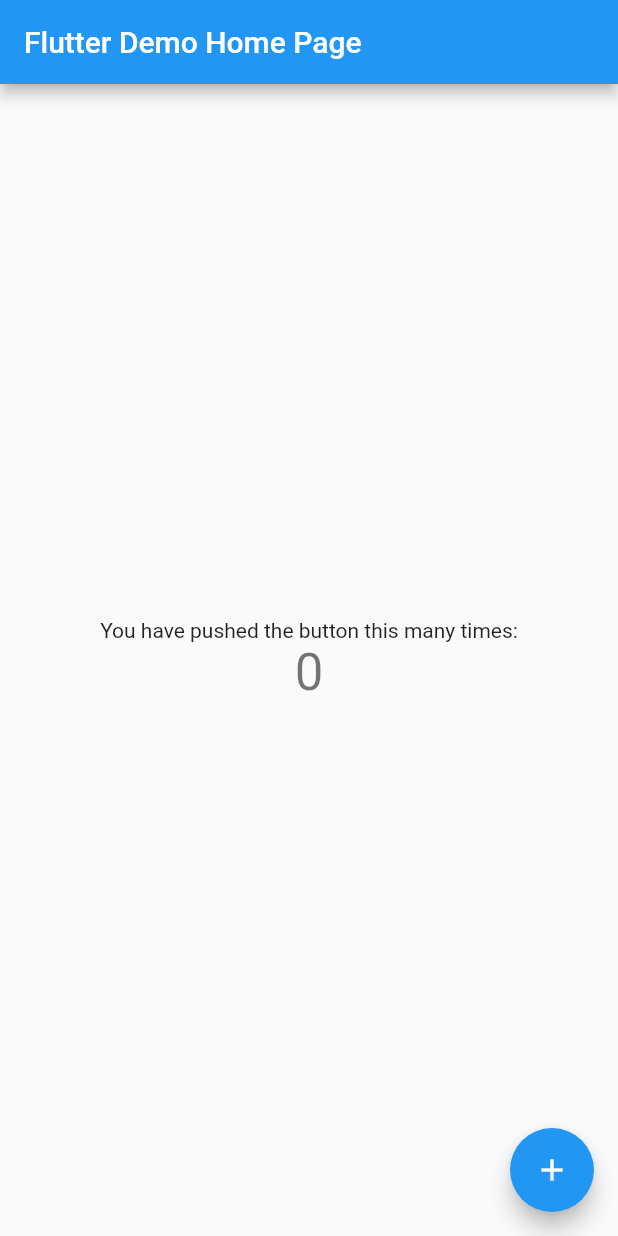
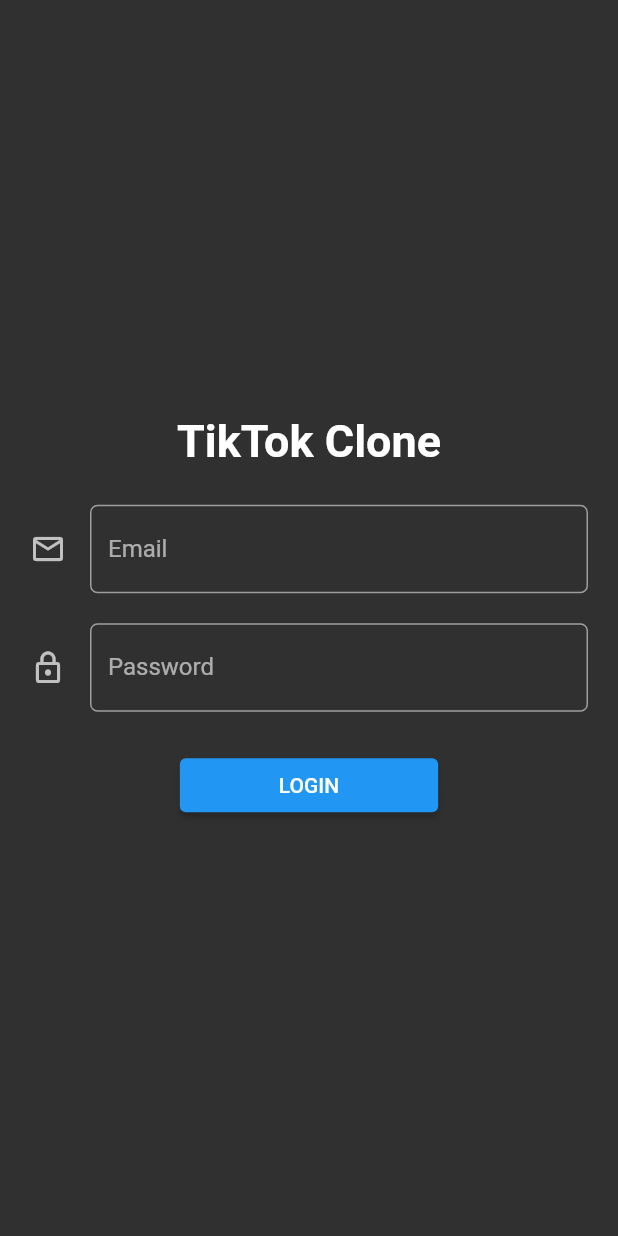
Before and after one commit to meredwan/TikTok_Clone, a Flutter app: the screen it shows after launch, on a phone screen of 412 x 824 dp. Run offline on Flutter 3.47's test engine with Material 2 defaults, Android fonts, the phone set to English and light mode, and no system bars; missing offline and left inert: dart:html.

Commit message:
New changes

```diff
--- a/tiktok_clone/analysis_options.yaml
+++ b/tiktok_clone/analysis_options.yaml
@@ -8,6 +8,10 @@
 # The following line activates a set of recommended lints for Flutter apps,
 # packages, and plugins designed to encourage good coding practices.
 include: package:flutter_lints/flutter.yaml
+
+
+
+
 
 linter:
   # The lint rules applied to this project can be customized in the
@@ -22,6 +26,7 @@ linter:
   # `// ignore_for_file: name_of_lint` syntax on the line or in the file
   # producing the lint.
   rules:
+  prefer_const_constructors: false
     # avoid_print: false  # Uncomment to disable the `avoid_print` rule
     # prefer_single_quotes: true  # Uncomment to enable the `prefer_single_quotes` rule
 
--- /dev/null
+++ b/tiktok_clone/lib/Color/Constant.dart
@@ -0,0 +1,5 @@
+import 'package:flutter/material.dart';
+
+const BackgroundColor= Colors.black;
+var buttonColor=Colors.red[400];
+const borderColor=Colors.grey;
--- /dev/null
+++ b/tiktok_clone/lib/View/Screen/Auth/LoginScreen.dart
@@ -0,0 +1,57 @@
+import 'dart:html';
+
+import 'package:flutter/material.dart';
+import 'package:flutter/src/foundation/key.dart';
+import 'package:flutter/src/widgets/framework.dart';
+
+import '../../Widget/Text_Field.dart';
+
+class LoginScreen extends StatelessWidget {
+  LoginScreen({Key? key}) : super(key: key);
+  TextEditingController _emailController = new TextEditingController();
+  TextEditingController _passController = new TextEditingController();
+
+  @override
+  Widget build(BuildContext context) {
+    return Scaffold(
+      body: SafeArea(
+          child: Container(
+        alignment: Alignment.center,
+        child: Column(
+          mainAxisAlignment: MainAxisAlignment.center,
+          children: [
+           const  Text("TikTok Clone",style: TextStyle(fontSize: 30, fontWeight: FontWeight.bold),),
+           const  SizedBox(
+              height: 25,
+            ),
+            Container(
+              margin:const  EdgeInsets.symmetric(horizontal: 20),
+              child: TextInputField(
+                controller: _emailController,
+                myLabelText: "Email",
+                myIcon: Icons.email_outlined,
+              ),
+            ),
+            const SizedBox(
+              height: 20,
+            ),
+            Container(
+              margin:const  EdgeInsets.symmetric(horizontal: 20),
+              child: TextInputField(
+                controller: _passController,
+                myLabelText: "Password",
+                myIcon: Icons.lock_outline,
+                ishide: true,
+              ),
+            ),
+           const SizedBox(height: 25,),
+           ElevatedButton(onPressed: (){}, child:  Container(
+            padding: EdgeInsets.symmetric(horizontal: 50,vertical: 10),
+            child: const  Text("LOGIN")))
+
+          ],
+        ),
+      )),
+    );
+  }
+}
--- /dev/null
+++ b/tiktok_clone/lib/View/Widget/Text_Field.dart
@@ -0,0 +1,38 @@
+import 'package:flutter/material.dart';
+import 'package:flutter/src/foundation/key.dart';
+import 'package:flutter/src/widgets/framework.dart';
+import 'package:tiktok_clone/Color/Constant.dart';
+import '';
+
+class TextInputField extends StatelessWidget {
+  final TextEditingController controller;
+  final IconData myIcon;
+  String myLabelText;
+  final bool ishide;
+  TextInputField(
+      {Key? key,
+      required this.controller,
+      required this.myIcon,
+      required this.myLabelText,
+       this.ishide= false,
+      })
+      : super(key: key);
+
+  @override
+  Widget build(BuildContext context) {
+    return TextField(
+      obscureText: ishide,
+      controller: controller,
+      decoration: InputDecoration(
+          icon: Icon(myIcon),
+          labelText: myLabelText,
+          enabledBorder: OutlineInputBorder(
+            borderRadius: BorderRadius.circular(5),
+            borderSide: const BorderSide(color: borderColor),
+          ),
+          focusedBorder: OutlineInputBorder(
+              borderRadius: BorderRadius.circular(5),
+              borderSide: BorderSide(color: borderColor))),
+    );
+  }
+}
--- a/tiktok_clone/lib/main.dart
+++ b/tiktok_clone/lib/main.dart
@@ -1,4 +1,6 @@
 import 'package:flutter/material.dart';
+import 'package:tiktok_clone/Color/Constant.dart';
+import 'package:tiktok_clone/View/Screen/Auth/LoginScreen.dart';
 
 void main() {
   runApp(const MyApp());
@@ -11,105 +13,11 @@ class MyApp extends StatelessWidget {
   @override
   Widget build(BuildContext context) {
     return MaterialApp(
-      title: 'Flutter Demo',
-      theme: ThemeData(
-        // This is the theme of your application.
-        //
-        // Try running your application with "flutter run". You'll see the
-        // application has a blue toolbar. Then, without quitting the app, try
-        // changing the primarySwatch below to Colors.green and then invoke
-        // "hot reload" (press "r" in the console where you ran "flutter run",
-        // or simply save your changes to "hot reload" in a Flutter IDE).
-        // Notice that the counter didn't reset back to zero; the application
-        // is not restarted.
-        primarySwatch: Colors.blue,
-      ),
-      home: const MyHomePage(title: 'Flutter Demo Home Page'),
-    );
+        debugShowCheckedModeBanner: false,
+        // theme: ThemeData.dark().copyWith(
+        //   scaffoldBackgroundColor: BackgroundColor
+
+theme: ThemeData.dark(),
+        home:  LoginScreen());
   }
 }
-
-class MyHomePage extends StatefulWidget {
-  const MyHomePage({Key? key, required this.title}) : super(key: key);
-
-  // This widget is the home page of your application. It is stateful, meaning
-  // that it has a State object (defined below) that contains fields that affect
-  // how it looks.
-
-  // This class is the configuration for the state. It holds the values (in this
-  // case the title) provided by the parent (in this case the App widget) and
-  // used by the build method of the State. Fields in a Widget subclass are
-  // always marked "final".
-
-  final String title;
-
-  @override
-  State<MyHomePage> createState() => _MyHomePageState();
-}
-
-class _MyHomePageState extends State<MyHomePage> {
-  int _counter = 0;
-
-  void _incrementCounter() {
-    setState(() {
-      // This call to setState tells the Flutter framework that something has
-      // changed in this State, which causes it to rerun the build method below
-      // so that the display can reflect the updated values. If we changed
-      // _counter without calling setState(), then the build method would not be
-      // called again, and so nothing would appear to happen.
-      _counter++;
-    });
-  }
-
-  @override
-  Widget build(BuildContext context) {
-    // This method is rerun every time setState is called, for instance as done
-    // by the _incrementCounter method above.
-    //
-    // The Flutter framework has been optimized to make rerunning build methods
-    // fast, so that you can just rebuild anything that needs updating rather
-    // than having to individually change instances of widgets.
-    return Scaffold(
-      appBar: AppBar(
-        // Here we take the value from the MyHomePage object that was created by
-        // the App.build method, and use it to set our appbar title.
-        title: Text(widget.title),
-      ),
-      body: Center(
-        // Center is a layout widget. It takes a single child and positions it
-        // in the middle of the parent.
-        child: Column(
-          // Column is also a layout widget. It takes a list of children and
-          // arranges them vertically. By default, it sizes itself to fit its
-          // children horizontally, and tries to be as tall as its parent.
-          //
-          // Invoke "debug painting" (press "p" in the console, choose the
-          // "Toggle Debug Paint" action from the Flutter Inspector in Android
-          // Studio, or the "Toggle Debug Paint" command in Visual Studio Code)
-          // to see the wireframe for each widget.
-          //
-          // Column has various properties to control how it sizes itself and
-          // how it positions its children. Here we use mainAxisAlignment to
-          // center the children vertically; the main axis here is the vertical
-          // axis because Columns are vertical (the cross axis would be
-          // horizontal).
-          mainAxisAlignment: MainAxisAlignment.center,
-          children: <Widget>[
-            const Text(
-              'You have pushed the button this many times:',
-            ),
-            Text(
-              '$_counter',
-              style: Theme.of(context).textTheme.headline4,
-            ),
-          ],
-        ),
-      ),
-      floatingActionButton: FloatingActionButton(
-        onPressed: _incrementCounter,
-        tooltip: 'Increment',
-        child: const Icon(Icons.add),
-      ), // This trailing comma makes auto-formatting nicer for build methods.
-    );
-  }
-}
```
